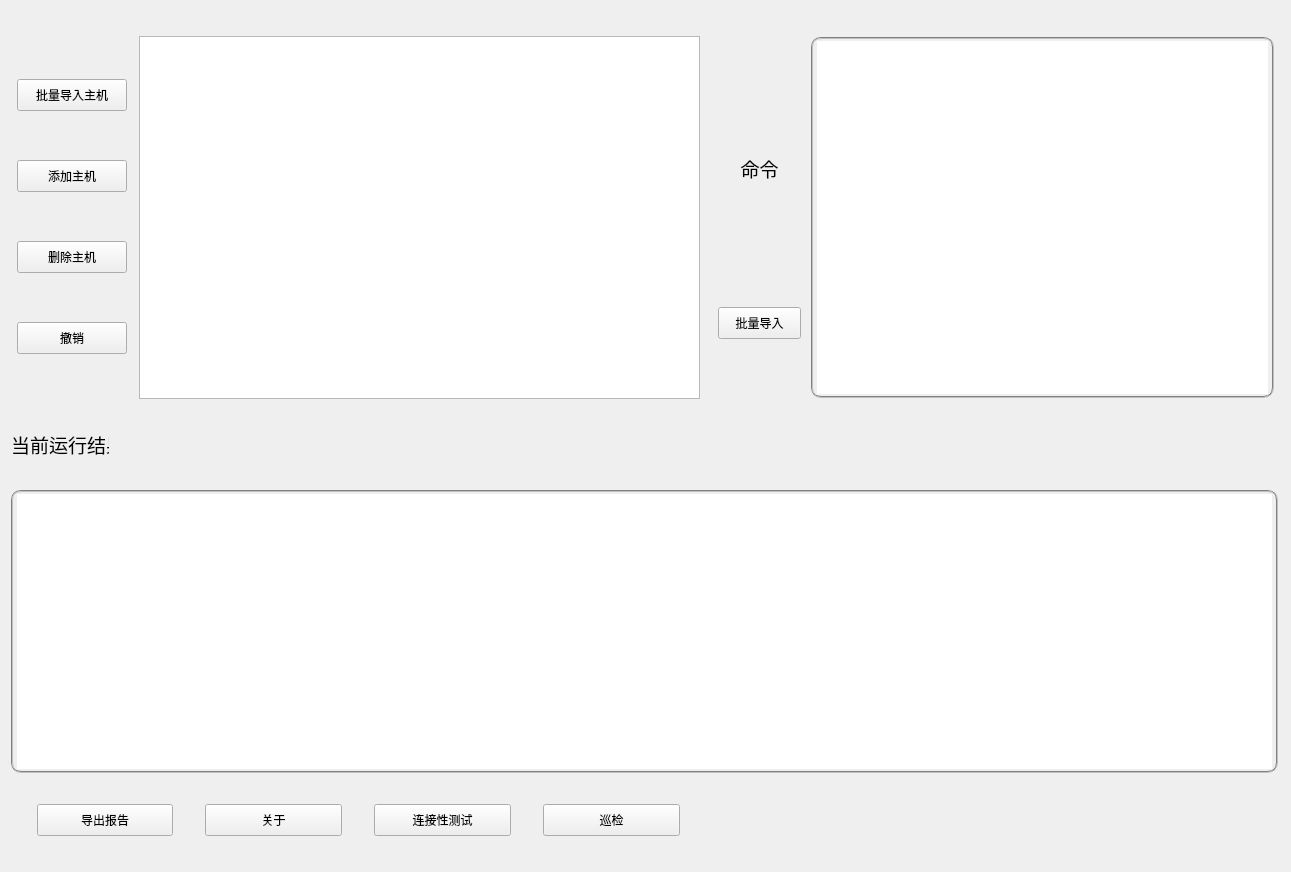
Before: the Qt Designer form UI/mainwidget.ui in COOLMSF/simple-inspection, drawn with Qt 5.
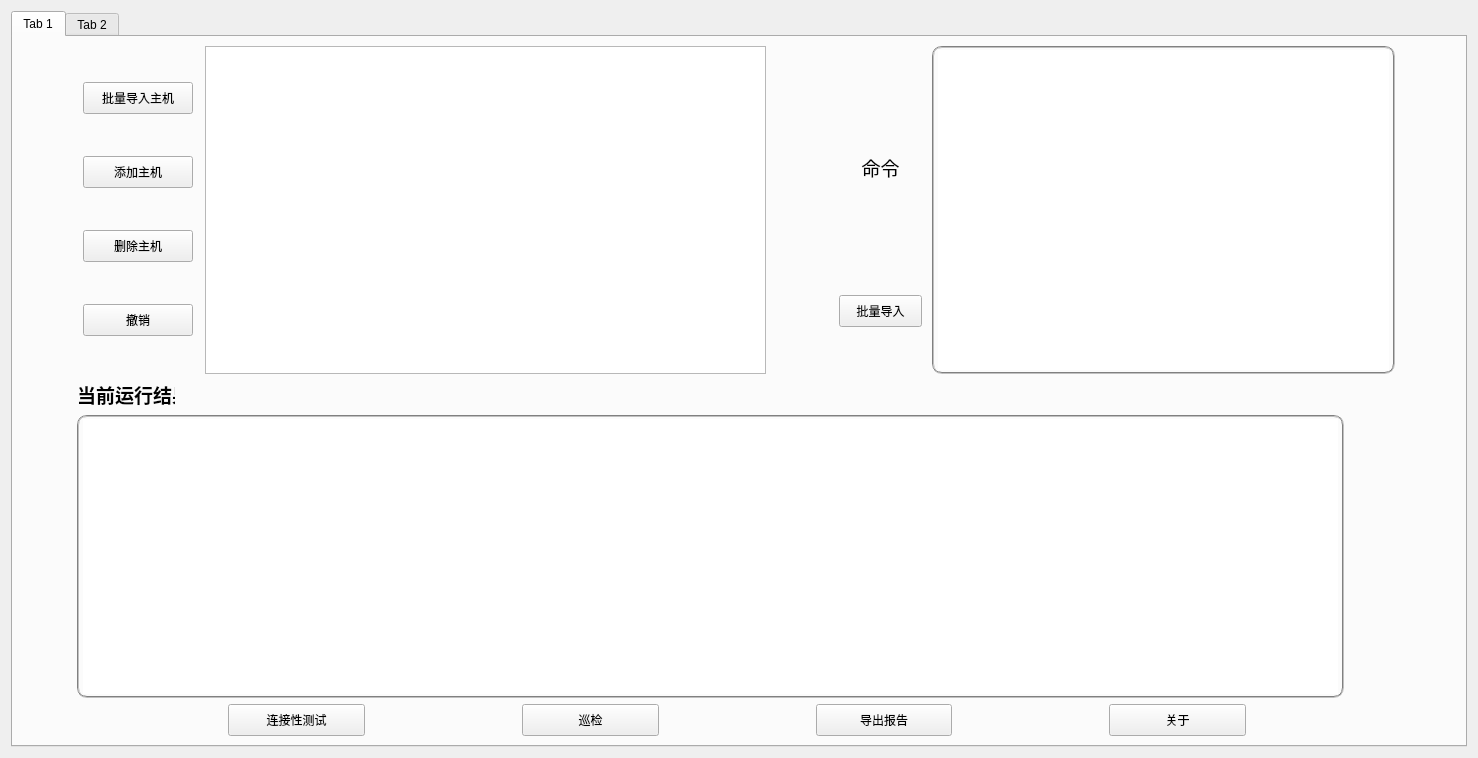
After: the same form once the commit is applied.

```diff
--- a/UI/mainwidget.ui
+++ b/UI/mainwidget.ui
@@ -6,102 +6,28 @@
    <rect>
     <x>0</x>
     <y>0</y>
-    <width>1291</width>
-    <height>872</height>
+    <width>1478</width>
+    <height>758</height>
    </rect>
   </property>
   <property name="windowTitle">
    <string>Form</string>
   </property>
   <layout class="QGridLayout" name="gridLayout">
-   <item row="0" column="1">
-    <layout class="QHBoxLayout" name="horizontalLayout_2">
-     <item>
-      <layout class="QVBoxLayout" name="verticalLayout">
-       <item>
-        <widget class="QLabel" name="label_7">
-         <property name="minimumSize">
-          <size>
-           <width>83</width>
-           <height>149</height>
-          </size>
-         </property>
-         <property name="maximumSize">
-          <size>
-           <width>83</width>
-           <height>149</height>
-          </size>
-         </property>
-         <property name="text">
-          <string>&lt;html&gt;&lt;head/&gt;&lt;body&gt;&lt;p align=&quot;center&quot;&gt;&lt;span style=&quot; font-size:14pt;&quot;&gt;命令&lt;/span&gt;&lt;/p&gt;&lt;/body&gt;&lt;/html&gt;</string>
-         </property>
-        </widget>
-       </item>
-       <item>
-        <widget class="QPushButton" name="btn_batch_cmd_import">
-         <property name="minimumSize">
-          <size>
-           <width>83</width>
-           <height>32</height>
-          </size>
-         </property>
-         <property name="maximumSize">
-          <size>
-           <width>83</width>
-           <height>32</height>
-          </size>
-         </property>
-         <property name="text">
-          <string>批量导入</string>
-         </property>
-        </widget>
-       </item>
-      </layout>
-     </item>
-     <item>
-      <widget class="QTextEdit" name="te_cmd_input">
-       <property name="minimumSize">
-        <size>
-         <width>463</width>
-         <height>0</height>
-        </size>
-       </property>
-       <property name="maximumSize">
-        <size>
-         <width>463</width>
-         <height>361</height>
-        </size>
-       </property>
-       <property name="styleSheet">
-        <string notr="true">border:2px groove gray;border-radius:10px;padding:2px 4px</string>
-       </property>
-      </widget>
-     </item>
-    </layout>
-   </item>
-   <item row="1" column="0">
-    <widget class="QLabel" name="label">
-     <property name="minimumSize">
-      <size>
-       <width>98</width>
-       <height>29</height>
-      </size>
-     </property>
-     <property name="maximumSize">
-      <size>
-       <width>98</width>
-       <height>29</height>
-      </size>
-     </property>
-     <property name="text">
-      <string>&lt;html&gt;&lt;head/&gt;&lt;body&gt;&lt;p align=&quot;center&quot;&gt;&lt;span style=&quot; font-size:14pt;&quot;&gt;当前运行结果&lt;/span&gt;&lt;/p&gt;&lt;/body&gt;&lt;/html&gt;</string>
-     </property>
-    </widget>
-   </item>
+   <item row="0" column="0">
+    <widget class="QTabWidget" name="tabWidget">
+     <property name="currentIndex">
+      <number>0</number>
+     </property>
+     <widget class="QWidget" name="tab">
+      <attribute name="title">
+       <string>Tab 1</string>
+      </attribute>
+      <layout class="QGridLayout" name="gridLayout_2">
    <item row="0" column="0">
     <layout class="QHBoxLayout" name="horizontalLayout">
      <item>
-      <layout class="QVBoxLayout" name="verticalLayout_2">
+          <layout class="QVBoxLayout" name="verticalLayout">
        <item>
         <widget class="QPushButton" name="btn_batch_host_import">
          <property name="minimumSize">
@@ -198,7 +124,91 @@
      </item>
     </layout>
    </item>
-   <item row="2" column="0" colspan="2" alignment="Qt::AlignHCenter">
+       <item row="0" column="1">
+        <layout class="QHBoxLayout" name="horizontalLayout_2">
+         <item>
+          <layout class="QVBoxLayout" name="verticalLayout_2">
+           <item>
+            <widget class="QLabel" name="label_7">
+             <property name="minimumSize">
+              <size>
+               <width>83</width>
+               <height>149</height>
+              </size>
+             </property>
+             <property name="maximumSize">
+              <size>
+               <width>83</width>
+               <height>149</height>
+              </size>
+             </property>
+             <property name="text">
+              <string>&lt;html&gt;&lt;head/&gt;&lt;body&gt;&lt;p align=&quot;center&quot;&gt;&lt;span style=&quot; font-size:14pt;&quot;&gt;命令&lt;/span&gt;&lt;/p&gt;&lt;/body&gt;&lt;/html&gt;</string>
+             </property>
+            </widget>
+           </item>
+           <item>
+            <widget class="QPushButton" name="btn_batch_cmd_import">
+             <property name="minimumSize">
+              <size>
+               <width>83</width>
+               <height>32</height>
+              </size>
+             </property>
+             <property name="maximumSize">
+              <size>
+               <width>83</width>
+               <height>32</height>
+              </size>
+             </property>
+             <property name="text">
+              <string>批量导入</string>
+             </property>
+            </widget>
+           </item>
+          </layout>
+         </item>
+         <item>
+          <widget class="QTextEdit" name="te_cmd_input">
+           <property name="minimumSize">
+            <size>
+             <width>463</width>
+             <height>0</height>
+            </size>
+           </property>
+           <property name="maximumSize">
+            <size>
+             <width>463</width>
+             <height>361</height>
+            </size>
+           </property>
+           <property name="styleSheet">
+            <string notr="true">border:2px groove gray;border-radius:10px;padding:2px 4px</string>
+           </property>
+          </widget>
+         </item>
+        </layout>
+       </item>
+       <item row="1" column="0" colspan="2">
+        <widget class="QLabel" name="label">
+         <property name="minimumSize">
+          <size>
+           <width>98</width>
+           <height>29</height>
+          </size>
+         </property>
+         <property name="maximumSize">
+          <size>
+           <width>98</width>
+           <height>29</height>
+          </size>
+         </property>
+         <property name="text">
+          <string>&lt;html&gt;&lt;head/&gt;&lt;body&gt;&lt;p&gt;&lt;span style=&quot; font-size:14pt; font-weight:700;&quot;&gt;当前运行结果&lt;/span&gt;&lt;/p&gt;&lt;/body&gt;&lt;/html&gt;</string>
+         </property>
+        </widget>
+       </item>
+       <item row="2" column="0" colspan="2">
     <widget class="QTextEdit" name="te_cmd_output">
      <property name="minimumSize">
       <size>
@@ -217,46 +227,8 @@
      </property>
     </widget>
    </item>
-   <item row="4" column="0">
+       <item row="3" column="0" colspan="2">
     <layout class="QHBoxLayout" name="horizontalLayout_3">
-     <item>
-      <widget class="QPushButton" name="btn_export">
-       <property name="minimumSize">
-        <size>
-         <width>136</width>
-         <height>32</height>
-        </size>
-       </property>
-       <property name="maximumSize">
-        <size>
-         <width>136</width>
-         <height>32</height>
-        </size>
-       </property>
-       <property name="text">
-        <string>导出报告</string>
-       </property>
-      </widget>
-     </item>
-     <item>
-      <widget class="QPushButton" name="btn_about">
-       <property name="minimumSize">
-        <size>
-         <width>137</width>
-         <height>32</height>
-        </size>
-       </property>
-       <property name="maximumSize">
-        <size>
-         <width>137</width>
-         <height>32</height>
-        </size>
-       </property>
-       <property name="text">
-        <string>关于</string>
-       </property>
-      </widget>
-     </item>
      <item>
       <widget class="QPushButton" name="btn_conn_test">
        <property name="minimumSize">
@@ -295,7 +267,54 @@
        </property>
       </widget>
      </item>
-    </layout>
+         <item>
+          <widget class="QPushButton" name="btn_export">
+           <property name="minimumSize">
+            <size>
+             <width>136</width>
+             <height>32</height>
+            </size>
+           </property>
+           <property name="maximumSize">
+            <size>
+             <width>136</width>
+             <height>32</height>
+            </size>
+           </property>
+           <property name="text">
+            <string>导出报告</string>
+           </property>
+          </widget>
+         </item>
+         <item>
+          <widget class="QPushButton" name="btn_about">
+           <property name="minimumSize">
+            <size>
+             <width>137</width>
+             <height>32</height>
+            </size>
+           </property>
+           <property name="maximumSize">
+            <size>
+             <width>137</width>
+             <height>32</height>
+            </size>
+           </property>
+           <property name="text">
+            <string>关于</string>
+           </property>
+          </widget>
+         </item>
+        </layout>
+       </item>
+      </layout>
+     </widget>
+     <widget class="QWidget" name="tab_2">
+      <attribute name="title">
+       <string>Tab 2</string>
+      </attribute>
+     </widget>
+    </widget>
    </item>
   </layout>
  </widget>
```
Lines whose indentation alone changed are shown as unchanged.
